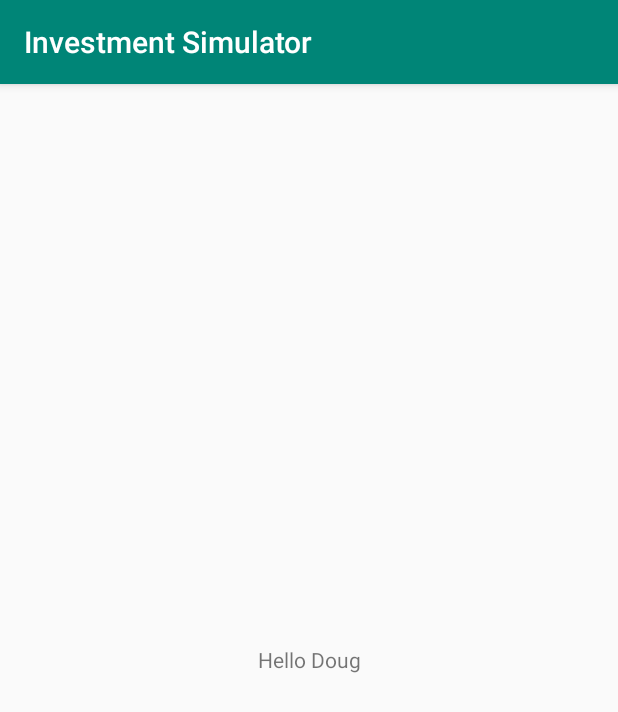
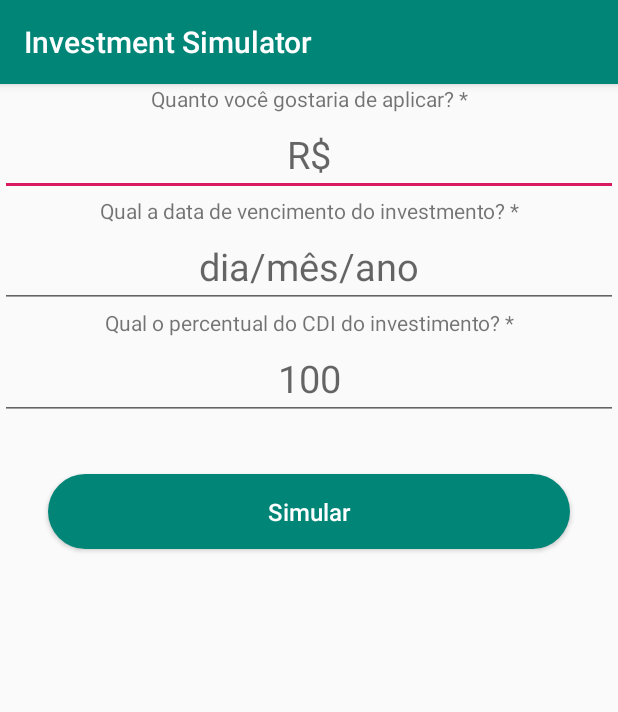
Before and after one commit to douglascarvalho/investment-simulator, an Android app: the screen it shows after launch (SimulateActivity), on a phone screen of 412 x 824 dp. Shown: the top 712 px of the screen. Run offline under Robolectric (Android 15) with nearby library versions, the phone set to English and light mode, and no system bars; network calls fail; 1 statement that could not run was skipped.

Commit message:
Create first version of form simulation

```diff
--- a/app/build.gradle
+++ b/app/build.gradle
@@ -11,4 +11,5 @@ android {
 
 dependencies {
     implementation project(':feature:simulation')
+    implementation project(':lib:ui')
 }
--- a/app/src/main/AndroidManifest.xml
+++ b/app/src/main/AndroidManifest.xml
@@ -1,6 +1,7 @@
 <?xml version="1.0" encoding="utf-8"?>
 <manifest xmlns:android="http://schemas.android.com/apk/res/android"
-          package="com.doug.investmentsimulator">
+    xmlns:tools="http://schemas.android.com/tools"
+    package="com.doug.investmentsimulator">
 
     <application
             android:name=".InvestmentSimulatorApplication"
@@ -9,8 +10,11 @@
             android:label="@string/app_name"
             android:roundIcon="@mipmap/ic_launcher_round"
             android:supportsRtl="true"
-            android:theme="@style/AppTheme">
-        <activity android:name=".MainActivity">
+            android:theme="@style/AppTheme"
+            tools:ignore="GoogleAppIndexingWarning">
+        <activity
+            android:name=".MainActivity"
+            android:noHistory="true">
             <intent-filter>
                 <action android:name="android.intent.action.MAIN"/>
 
--- a/app/src/main/res/values/styles.xml
+++ /dev/null
@@ -1,11 +0,0 @@
-<resources>
-
-    <!-- Base application theme. -->
-    <style name="AppTheme" parent="Theme.AppCompat.Light.DarkActionBar">
-        <!-- Customize your theme here. -->
-        <item name="colorPrimary">@color/colorPrimary</item>
-        <item name="colorPrimaryDark">@color/colorPrimaryDark</item>
-        <item name="colorAccent">@color/colorAccent</item>
-    </style>
-
-</resources>
--- a/feature/simulation/src/main/res/layout/activity_simulate.xml
+++ b/feature/simulation/src/main/res/layout/activity_simulate.xml
@@ -1,14 +1,89 @@
 <?xml version="1.0" encoding="utf-8"?>
-<LinearLayout
+<androidx.constraintlayout.widget.ConstraintLayout
     xmlns:android="http://schemas.android.com/apk/res/android"
-    android:orientation="vertical"
+    xmlns:tools="http://schemas.android.com/tools"
+    xmlns:app="http://schemas.android.com/apk/res-auto"
     android:layout_width="match_parent"
     android:layout_height="match_parent">
 
     <TextView
-        android:layout_width="match_parent"
-        android:layout_height="match_parent"
-        android:gravity="center"
-        android:text="Hello Doug" />
+        android:id="@+id/amount_label"
+        android:layout_width="0dp"
+        android:layout_height="wrap_content"
+        app:layout_constraintTop_toTopOf="parent"
+        app:layout_constraintStart_toStartOf="parent"
+        app:layout_constraintEnd_toEndOf="parent"
+        android:gravity="center_horizontal"
+        android:text="Quanto você gostaria de aplicar? *"
+        />
 
-</LinearLayout>
+    <EditText
+        android:id="@+id/amount_layout"
+        android:layout_width="0dp"
+        android:layout_height="wrap_content"
+        android:hint="R$"
+        android:gravity="center_horizontal"
+        app:layout_constraintStart_toStartOf="parent"
+        app:layout_constraintEnd_toEndOf="parent"
+        app:layout_constraintTop_toBottomOf="@id/amount_label"
+        android:textSize="25dp" />
+
+    <TextView
+        android:id="@+id/maturity_date_label"
+        android:layout_width="0dp"
+        android:layout_height="wrap_content"
+        app:layout_constraintTop_toBottomOf="@id/amount_layout"
+        app:layout_constraintStart_toStartOf="parent"
+        app:layout_constraintEnd_toEndOf="parent"
+        android:gravity="center_horizontal"
+        android:text="Qual a data de vencimento do investmento? *"
+        />
+
+    <EditText
+        android:id="@+id/maturity_date_layout"
+        android:layout_width="0dp"
+        android:layout_height="wrap_content"
+        android:hint="dia/mês/ano"
+        android:gravity="center_horizontal"
+        app:layout_constraintStart_toStartOf="parent"
+        app:layout_constraintEnd_toEndOf="parent"
+        app:layout_constraintTop_toBottomOf="@id/maturity_date_label"
+        android:textSize="25dp" />
+
+    <TextView
+        android:id="@+id/rate_label"
+        android:layout_width="0dp"
+        android:layout_height="wrap_content"
+        app:layout_constraintTop_toBottomOf="@id/maturity_date_layout"
+        app:layout_constraintStart_toStartOf="parent"
+        app:layout_constraintEnd_toEndOf="parent"
+        android:gravity="center_horizontal"
+        android:text="Qual o percentual do CDI do investimento? *"
+        />
+
+    <EditText
+        android:id="@+id/rate_layout"
+        android:layout_width="0dp"
+        android:layout_height="wrap_content"
+        android:hint="100"
+        android:gravity="center_horizontal"
+        app:layout_constraintStart_toStartOf="parent"
+        app:layout_constraintEnd_toEndOf="parent"
+        app:layout_constraintTop_toBottomOf="@id/rate_label"
+        android:textSize="25dp" />
+
+    <Button
+        style="@style/buttonInvestment"
+        android:id="@+id/simulate"
+        android:layout_width="0dp"
+        android:layout_height="50dp"
+        android:layout_marginTop="36dp"
+        android:layout_marginLeft="36dp"
+        android:layout_marginRight="36dp"
+        android:text="Simular"
+        android:enabled="true"
+        app:layout_constraintTop_toBottomOf="@id/rate_layout"
+        app:layout_constraintStart_toStartOf="parent"
+        app:layout_constraintEnd_toEndOf="parent"/>
+
+</androidx.constraintlayout.widget.ConstraintLayout>
--- a/lib/ui/build.gradle
+++ b/lib/ui/build.gradle
@@ -3,4 +3,6 @@ apply plugin: 'kotlin-android'
 
 dependencies {
     api 'androidx.constraintlayout:constraintlayout:2.0.0-beta2'
+
+    implementation project(':lib:core')
 }
--- /dev/null
+++ b/lib/ui/src/main/res/drawable/button_background.xml
@@ -0,0 +1,8 @@
+<?xml version="1.0" encoding="utf-8"?>
+<selector xmlns:android="http://schemas.android.com/apk/res/android">
+    <item android:drawable="@drawable/button_background_enabled"
+          android:state_enabled="true" />
+    <item android:drawable="@drawable/button_background_disabled"
+          android:state_enabled="false" />
+    <item android:drawable="@drawable/button_background_enabled" />
+</selector>
--- /dev/null
+++ b/lib/ui/src/main/res/drawable/button_background_disabled.xml
@@ -0,0 +1,6 @@
+<?xml version="1.0" encoding="utf-8"?>
+<shape xmlns:android="http://schemas.android.com/apk/res/android"
+       android:shape="rectangle">
+    <corners android:radius="100dp" />
+    <solid android:color="@color/light_gray" />
+</shape>
--- /dev/null
+++ b/lib/ui/src/main/res/drawable/button_background_enabled.xml
@@ -0,0 +1,6 @@
+<?xml version="1.0" encoding="utf-8"?>
+<shape xmlns:android="http://schemas.android.com/apk/res/android"
+       android:shape="rectangle">
+    <corners android:radius="100dp" />
+    <solid android:color="@color/colorPrimary" />
+</shape>
--- a/app/src/main/res/values/colors.xml
+++ b/lib/ui/src/main/res/values/colors.xml
@@ -3,4 +3,6 @@
     <color name="colorPrimary">#008577</color>
     <color name="colorPrimaryDark">#00574B</color>
     <color name="colorAccent">#D81B60</color>
+
+    <color name="light_gray">#969290</color>
 </resources>
--- /dev/null
+++ b/lib/ui/src/main/res/values/styles.xml
@@ -0,0 +1,22 @@
+<resources>
+
+    <!-- Base application theme. -->
+    <style name="AppTheme" parent="Theme.AppCompat.Light.DarkActionBar">
+        <!-- Customize your theme here. -->
+        <item name="colorPrimary">@color/colorPrimary</item>
+        <item name="colorPrimaryDark">@color/colorPrimaryDark</item>
+        <item name="colorAccent">@color/colorAccent</item>
+    </style>
+
+    <style name="buttonInvestment">
+        <item name="android:layout_marginLeft">32dp</item>
+        <item name="android:layout_marginStart">32dp</item>
+        <item name="android:layout_marginEnd">32dp</item>
+        <item name="android:layout_marginRight">32dp</item>
+        <item name="android:textColor">@android:color/white</item>
+        <item name="android:textSize">16sp</item>
+        <item name="android:background">@drawable/button_background</item>
+        <item name="android:textAllCaps">false</item>
+    </style>
+
+</resources>
```
